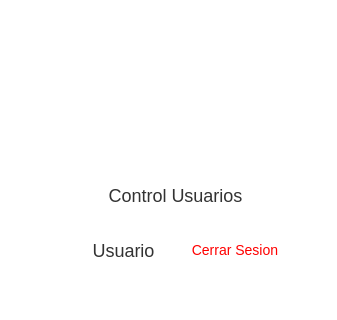
This is app/ui/Navbar.ui in Mai1203/Project_Systock as Qt 5 draws it before an edit; both pictures show x 0 to 337 and y 748 to 1068 of the 337 by 1068 pixel window. The edited form follows.
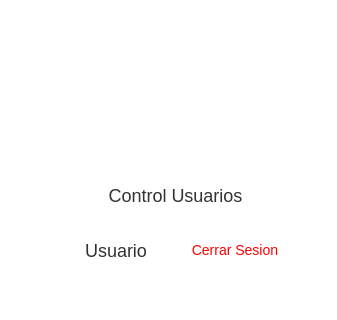
This is the edited form. Icons and pictures are not drawn.

Diff of the .ui file:
```diff
--- a/app/ui/Navbar.ui
+++ b/app/ui/Navbar.ui
@@ -208,7 +208,7 @@
       <item>
        <widget class="QWidget" name="QWNavbar" native="true">
         <property name="sizePolicy">
-         <sizepolicy hsizetype="Fixed" vsizetype="Preferred">
+         <sizepolicy hsizetype="Fixed" vsizetype="Expanding">
           <horstretch>0</horstretch>
           <verstretch>0</verstretch>
          </sizepolicy>
@@ -220,9 +220,8 @@
          </size>
         </property>
         <property name="styleSheet">
-         <string notr="true">#navbar {
+         <string notr="true">#QWNavbar {
     background-color: white; /* Fondo blanco */
-    border-right: 1px solid black; /* Borde negro en el lado derecho */
 }
 </string>
         </property>
@@ -765,7 +764,7 @@
               </property>
               <property name="maximumSize">
                <size>
-                <width>16777215</width>
+                <width>130</width>
                 <height>16777215</height>
                </size>
               </property>
@@ -777,7 +776,7 @@
 </string>
               </property>
               <property name="text">
-               <string>   Usuario</string>
+               <string>Usuario</string>
               </property>
               <property name="icon">
                <iconset>
```
